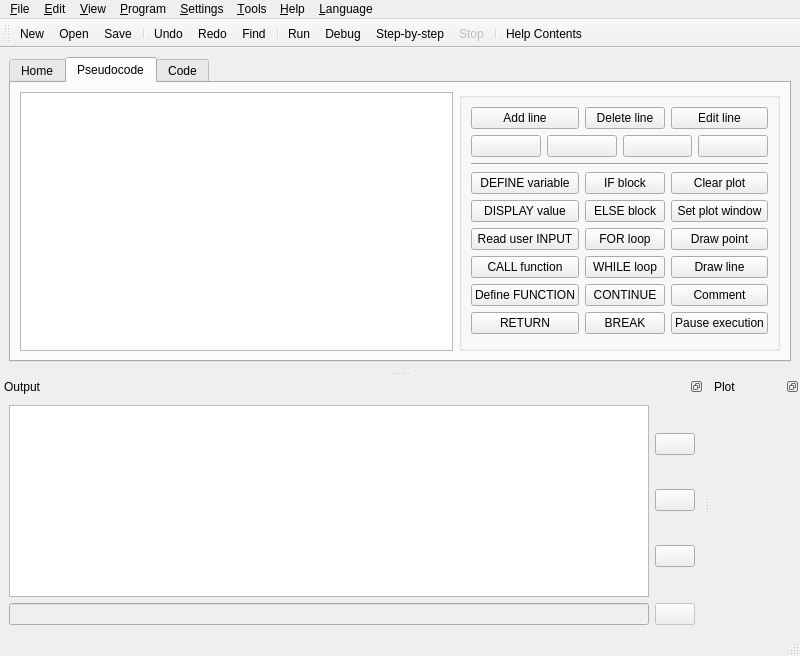
Qt form src/forms/ui_mainwindow.ui (TuringApp/Turing) before a commit.
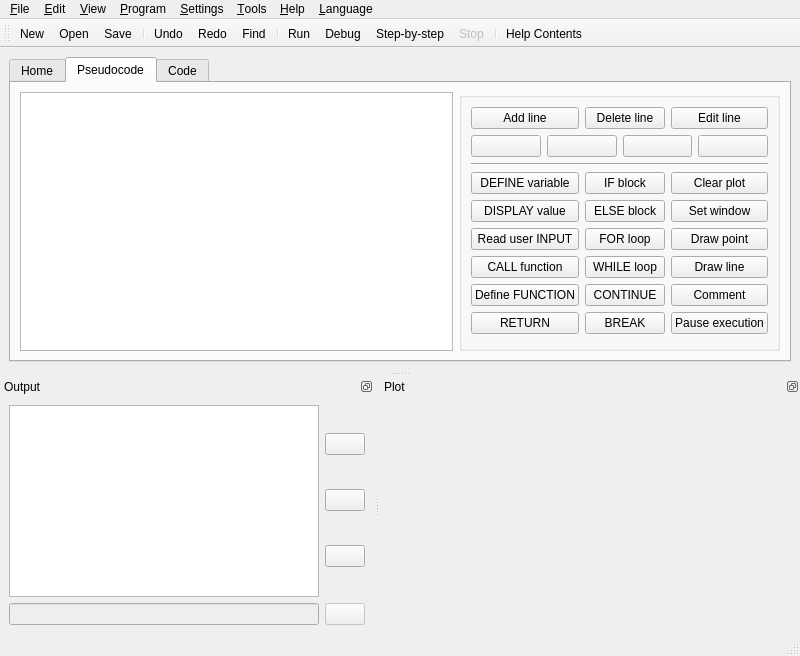
The same form after that commit. Icons and pictures are not drawn.

```diff
--- a/src/forms/ui_mainwindow.ui
+++ b/src/forms/ui_mainwindow.ui
@@ -247,7 +247,7 @@
            <item row="6" column="2">
             <widget class="QPushButton" name="btnAlgo_GWindow">
              <property name="text">
-              <string>Set plot window</string>
+              <string>Set window</string>
              </property>
             </widget>
            </item>
@@ -468,6 +468,12 @@
    <addaction name="actionHelpContents"/>
   </widget>
   <widget class="QDockWidget" name="dock_output">
+   <property name="sizePolicy">
+    <sizepolicy hsizetype="Maximum" vsizetype="Preferred">
+     <horstretch>0</horstretch>
+     <verstretch>0</verstretch>
+    </sizepolicy>
+   </property>
    <property name="features">
     <set>QDockWidget::DockWidgetFloatable|QDockWidget::DockWidgetMovable</set>
    </property>
@@ -483,6 +489,12 @@
       <layout class="QHBoxLayout" name="horizontalLayout_3">
        <item>
         <widget class="QTextEdit" name="txtOutput">
+         <property name="minimumSize">
+          <size>
+           <width>310</width>
+           <height>0</height>
+          </size>
+         </property>
          <property name="acceptDrops">
           <bool>false</bool>
          </property>
@@ -584,6 +596,18 @@
    </widget>
   </widget>
   <widget class="QDockWidget" name="dock_plot">
+   <property name="sizePolicy">
+    <sizepolicy hsizetype="Minimum" vsizetype="Preferred">
+     <horstretch>0</horstretch>
+     <verstretch>0</verstretch>
+    </sizepolicy>
+   </property>
+   <property name="minimumSize">
+    <size>
+     <width>300</width>
+     <height>40</height>
+    </size>
+   </property>
    <property name="features">
     <set>QDockWidget::DockWidgetFloatable|QDockWidget::DockWidgetMovable</set>
    </property>
```
Left out of the diff: 19 changed lines with no effect on the pictures.
